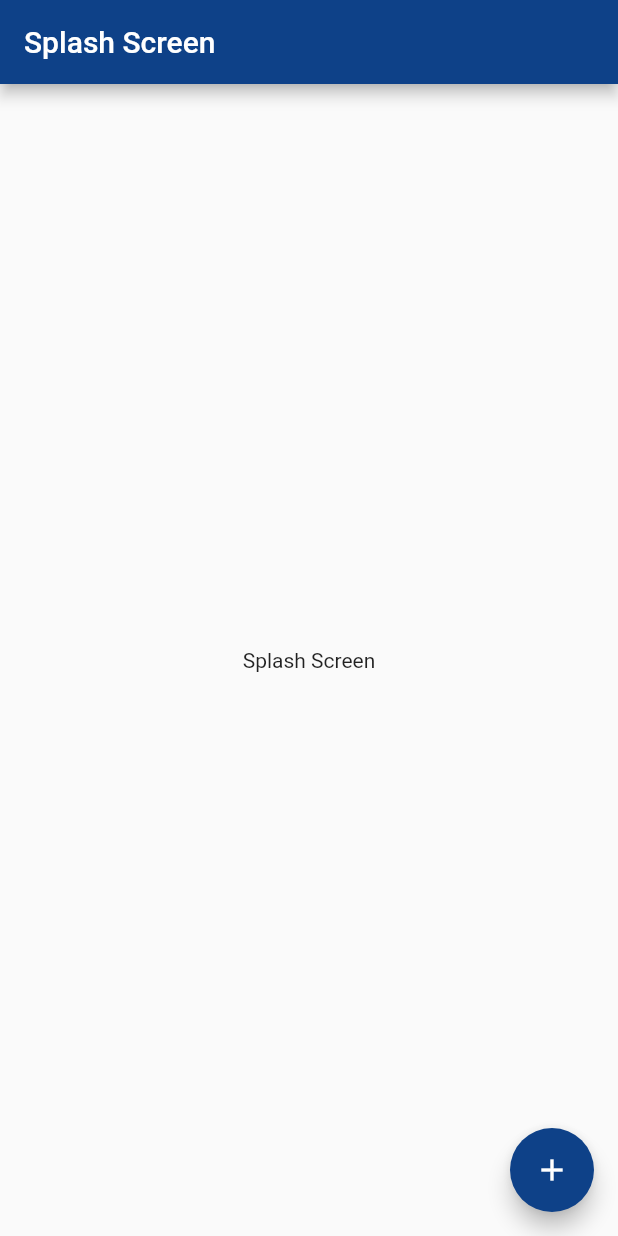
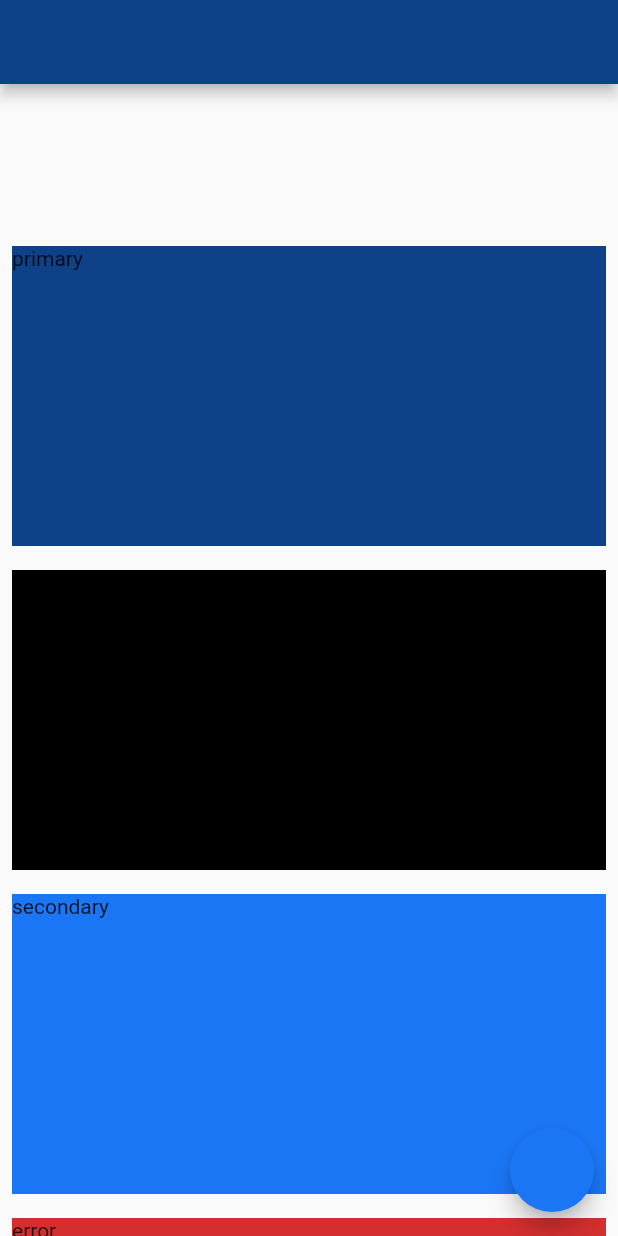
Before and after one commit to hassan-2040/teamway_demo_quiz, a Flutter app: the screen it shows after launch, on a phone screen of 412 x 824 dp. Run offline on Flutter 3.47's test engine with Material 2 defaults, Android fonts, the phone set to English and light mode, and no system bars; our stand-ins replace bloc, flutter_bloc.

Commit message:
added splash block

```diff
--- /dev/null
+++ b/lib/blocs/splash_bloc/splash_bloc.dart
@@ -0,0 +1,17 @@
+import 'package:bloc/bloc.dart';
+import 'package:meta/meta.dart';
+
+part 'splash_event.dart';
+part 'splash_state.dart';
+
+class SplashBloc extends Bloc<SplashEvent, SplashState> {
+  SplashBloc() : super(SplashInitial()) {
+    on<TriggerSplashEvent>(onTriggerSplashEvent);
+  }
+
+  void onTriggerSplashEvent(TriggerSplashEvent event, emit) async {
+    //waiting 2 seconds to mock an API call
+    await Future.delayed(const Duration(seconds: 2));
+    emit(NavigateToHome());
+  }
+}
--- /dev/null
+++ b/lib/blocs/splash_bloc/splash_event.dart
@@ -0,0 +1,6 @@
+part of 'splash_bloc.dart';
+
+@immutable
+abstract class SplashEvent {}
+
+class TriggerSplashEvent extends SplashEvent {}
--- /dev/null
+++ b/lib/blocs/splash_bloc/splash_state.dart
@@ -0,0 +1,8 @@
+part of 'splash_bloc.dart';
+
+@immutable
+abstract class SplashState {}
+
+class SplashInitial extends SplashState {}
+
+class NavigateToHome extends SplashState {}
--- a/lib/main.dart
+++ b/lib/main.dart
@@ -1,4 +1,6 @@
 import 'package:flutter/material.dart';
+import 'package:flutter_bloc/flutter_bloc.dart';
+import 'package:teamway_demo_quiz/blocs/splash_bloc/splash_bloc.dart';
 import 'package:teamway_demo_quiz/utilities/app_router.dart';
 import 'package:teamway_demo_quiz/utilities/constants.dart';
 
@@ -10,16 +12,26 @@ class MyApp extends StatelessWidget {
   const MyApp({Key? key}) : super(key: key);
   @override
   Widget build(BuildContext context) {
-    return MaterialApp(
+    return MultiBlocProvider(
+      providers: [
+        BlocProvider<SplashBloc>(
+          create: (_) => SplashBloc()..add(TriggerSplashEvent()),
+        ),
+      ],
+      child: MaterialApp(
         title: 'Teamway Demo Quiz',
         theme: ThemeData(
+          // scaffoldBackgroundColor: Colors.white,
           colorScheme: ColorScheme.fromSwatch(
             primarySwatch: themeColor,
+            primaryColorDark: primaryColorDark,
+            accentColor: accentColor,
           ),
         ),
         initialRoute: AppRouter.splashScreenRoute,
         onGenerateInitialRoutes: AppRouter.generateInitialRoute,
         onGenerateRoute: AppRouter.generateRoute,
+      ),
     );
   }
 }
--- /dev/null
+++ b/lib/utilities/app_config.dart
@@ -0,0 +1,129 @@
+import 'package:flutter/material.dart';
+import 'package:teamway_demo_quiz/utilities/constants.dart';
+
+///This class needs to be initialized for every base route.
+class AppConfig {
+  static late MediaQueryData _mediaQueryData;
+
+  //screen info/config
+  static late double screenWidth;
+  static late double screenHeight;
+  static late double blockSizeHorizontal;
+  static late double blockSizeVertical;
+  static late double _safeAreaHorizontal;
+  static late double _safeAreaVertical;
+  static late double safeBlockHorizontal;
+  static late double safeBlockVertical;
+  static late bool smallDevice;
+
+  //text size config
+  static late double _textSizeMainHeading;
+  static late double _textSizeSubHeading;
+  static late double _textSizeLarge;
+  static late double _textSizeNormal;
+  static late double _textSizeSmall;
+
+  static TextStyle getTextStyle({
+    required BuildContext context,
+    TextColor? textColor,
+    FontWeight? fontWeight,
+    FontStyle? fontStyle,
+    TextSize? textSize,
+    TextDecoration? textDecoration,
+  }) {
+    late final double _size;
+    late final Color? _color;
+
+    switch (textSize) {
+      case TextSize.main:
+        _size = _textSizeMainHeading;
+        break;
+      case TextSize.sub:
+        _size = _textSizeSubHeading;
+        break;
+      case TextSize.large:
+        _size = _textSizeLarge;
+        break;
+      case TextSize.normal:
+        _size = _textSizeNormal;
+        break;
+      case TextSize.small:
+        _size = _textSizeSmall;
+        break;
+      default:
+        _size = 14;
+        break;
+    }
+
+    switch (textColor) {
+      case TextColor.primary:
+        _color = Theme.of(context).colorScheme.primary;
+        break;
+      case TextColor.primaryLight:
+        _color = Theme.of(context).colorScheme.secondary;
+        break;
+      case TextColor.black:
+        _color = Colors.black;
+        break;
+      case TextColor.white:
+        _color = Colors.white;
+        break;
+      case TextColor.danger:
+        _color = Colors.red;
+        break;
+      case TextColor.disabled:
+        _color = Colors.grey[800];
+        break;
+      case TextColor.textButton:
+        _color = Colors.blue;
+        break;
+      default:
+        _color = Colors.white;
+        break;
+    }
+
+    return TextStyle(
+      color: _color,
+      fontWeight: fontWeight,
+      fontStyle: fontStyle,
+      fontSize: _size,
+      decoration: textDecoration,
+    );
+  }
+
+  void init(BuildContext context) {
+    _mediaQueryData = MediaQuery.of(context);
+    screenWidth = _mediaQueryData.size.width;
+    screenHeight = _mediaQueryData.size.height;
+    blockSizeHorizontal = screenWidth / 100;
+    blockSizeVertical = screenHeight / 100;
+
+    if (screenWidth > 300 && screenHeight > 600) {
+      smallDevice = false;
+    } else {
+      smallDevice = true;
+    }
+
+    //setting text size based on screen size
+    if (smallDevice) {
+      _textSizeMainHeading = 23;
+      _textSizeSubHeading = 18;
+      _textSizeLarge = 15;
+      _textSizeNormal = 13;
+      _textSizeSmall = 10;
+    } else {
+      _textSizeMainHeading = 30;
+      _textSizeSubHeading = 21;
+      _textSizeLarge = 18;
+      _textSizeNormal = 16;
+      _textSizeSmall = 12;
+    }
+
+    _safeAreaHorizontal =
+        _mediaQueryData.padding.left + _mediaQueryData.padding.right;
+    _safeAreaVertical =
+        _mediaQueryData.padding.top + _mediaQueryData.padding.bottom;
+    safeBlockHorizontal = (screenWidth - _safeAreaHorizontal) / 100;
+    safeBlockVertical = (screenHeight - _safeAreaVertical) / 100;
+  }
+}
--- a/lib/utilities/app_router.dart
+++ b/lib/utilities/app_router.dart
@@ -1,10 +1,11 @@
 import 'package:flutter/material.dart';
+import 'package:teamway_demo_quiz/views/screens/home_screen.dart';
 import 'package:teamway_demo_quiz/views/screens/splash_screen.dart';
 
 class AppRouter {
-
   //app route names
   static const String splashScreenRoute = '/splashScreen';
+  static const String homeScreenRoute = '/homeScreen';
 
   ///Used this function to make sure the home attribute of MaterialApp is not rendered
   ///in addition to the required screens. If this is not overridden, an extra screen pops up
@@ -25,6 +26,10 @@ class AppRouter {
         return MaterialPageRoute(
           builder: (_) => const SplashScreen(),
         );
+      case homeScreenRoute:
+        return MaterialPageRoute(
+          builder: (_) => const HomeScreen(),
+        );
       // case authScreenRoute:
       //   return MaterialPageRoute(
       //     builder: (_) => const AuthScreen(),
@@ -33,10 +38,7 @@ class AppRouter {
       //   return MaterialPageRoute(
       //     builder: (_) => const PasswordSceen(),
       //   );
-      // case homeScreenRoute:
-      //   return MaterialPageRoute(
-      //     builder: (_) => const HomeScreen(),
-      //   );
+
       // case emailVerificationScreenRoute:
       //   return MaterialPageRoute(
       //     builder: (_) => const EmailVerificationScreen(),
--- a/lib/utilities/constants.dart
+++ b/lib/utilities/constants.dart
@@ -1,5 +1,7 @@
 import 'package:flutter/material.dart';
 
+const Color primaryColorDark = Color(0xFF05316e);
+const accentColor = Color(0xFF1b76f5);
 const MaterialColor themeColor = MaterialColor(0xFF0e4188, _color);
 const Map<int, Color> _color = {
   50: Color.fromRGBO(14, 65, 136, .1),
@@ -13,3 +15,22 @@ const Map<int, Color> _color = {
   800: Color.fromRGBO(14, 65, 136, .9),
   900: Color.fromRGBO(14, 65, 136, 1),
 };
+
+//Enums
+enum TextSize {
+  main,
+  sub,
+  large,
+  normal,
+  small,
+}
+
+enum TextColor {
+  primary,
+  primaryLight,
+  black,
+  white,
+  danger, //red
+  disabled,
+  textButton //underlined blue
+}
--- /dev/null
+++ b/lib/views/screens/home_screen.dart
@@ -0,0 +1,89 @@
+import 'package:flutter/material.dart';
+import 'package:teamway_demo_quiz/utilities/app_config.dart';
+
+class HomeScreen extends StatelessWidget {
+  const HomeScreen({Key? key}) : super(key: key);
+
+  @override
+  Widget build(BuildContext context) {
+    AppConfig().init(context);
+    return Scaffold(
+      appBar: AppBar(),
+      floatingActionButton: FloatingActionButton(
+        onPressed: () {},
+      ),
+      body: SingleChildScrollView(
+        child: Column(
+          children: [
+            const SizedBox(
+              height: 100,
+            ),
+            Padding(
+              padding: const EdgeInsets.all(8.0),
+              child: Container(
+                height: 200,
+                width: double.infinity,
+                color: Theme.of(context).colorScheme.primary,
+                child: Text('primary'),
+              ),
+            ),
+            Padding(
+              padding: const EdgeInsets.all(8.0),
+              child: Container(
+                height: 200,
+                width: double.infinity,
+                color: Theme.of(context).colorScheme.shadow,
+                child: Text('shadow'),
+              ),
+            ),
+            Padding(
+              padding: const EdgeInsets.all(8.0),
+              child: Container(
+                height: 200,
+                color: Theme.of(context).colorScheme.secondary,
+                width: double.infinity,
+                child: Text('secondary'),
+              ),
+            ),
+            Padding(
+              padding: const EdgeInsets.all(8.0),
+              child: Container(
+                height: 200,
+                width: double.infinity,
+                color: Theme.of(context).colorScheme.error,
+                child: Text('error'),
+              ),
+            ),
+            Padding(
+              padding: const EdgeInsets.all(8.0),
+              child: Container(
+                height: 200,
+                width: double.infinity,
+                color: Theme.of(context).colorScheme.surface,
+                child: Text('surface'),
+              ),
+            ),
+            Padding(
+              padding: const EdgeInsets.all(8.0),
+              child: Container(
+                height: 200,
+                width: double.infinity,
+                color: Theme.of(context).colorScheme.background,
+                child: Text('background'),
+              ),
+            ),
+            Padding(
+              padding: const EdgeInsets.all(8.0),
+              child: Container(
+                height: 200,
+                width: double.infinity,
+                color: Theme.of(context).colorScheme.tertiary,
+                child: Text('tertiary'),
+              ),
+            ),
+          ],
+        ),
+      ),
+    );
+  }
+}
--- a/pubspec.yaml
+++ b/pubspec.yaml
@@ -34,6 +34,10 @@ dependencies:
   # The following adds the Cupertino Icons font to your application.
   # Use with the CupertinoIcons class for iOS style icons.
   cupertino_icons: ^1.0.2
+
+  #state management
+  flutter_bloc: ^8.0.1
+  bloc: ^8.0.3
 
 dev_dependencies:
   flutter_test:
```
Also changed, not shown: lib/views/screens/splash_screen.dart (+104 -11 lines), pubspec.lock. Lines whose indentation alone changed are shown as unchanged.
